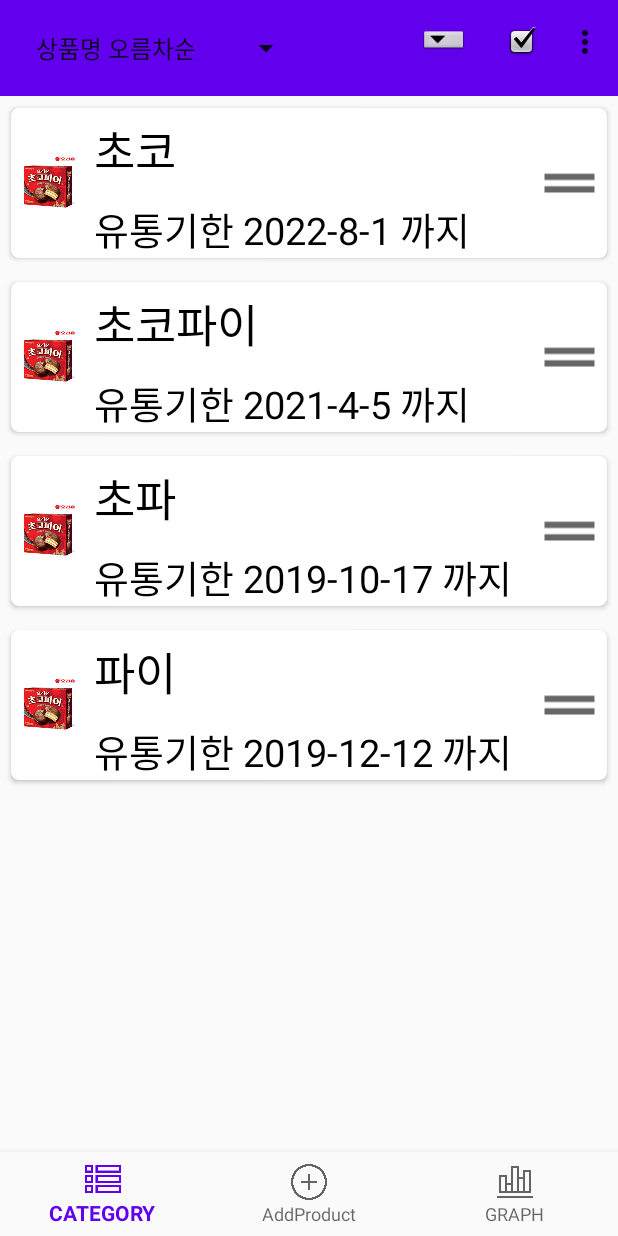
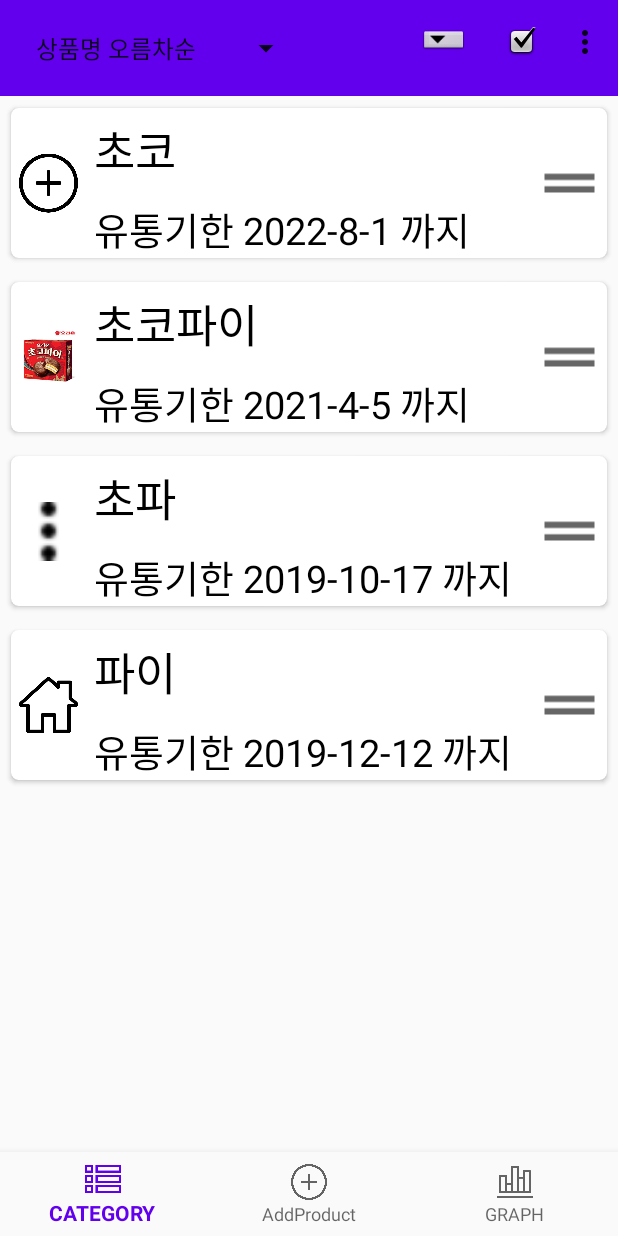
Before and after one commit to skyqnaqna/Capstone2020, an Android app: the screen it shows after launch (MainActivity), on a phone screen of 412 x 824 dp. Run offline under Robolectric (Android 15) with nearby library versions, the phone set to English and light mode, and no system bars.

```diff
--- a/app/build.gradle
+++ b/app/build.gradle
@@ -35,4 +35,5 @@ dependencies {
     androidTestImplementation 'androidx.test.ext:junit:1.1.1'
     androidTestImplementation 'androidx.test.espresso:espresso-core:3.2.0'
     implementation 'com.github.PhilJay:MPAndroidChart:v3.1.0'
+
 }
--- a/app/src/main/java/com/cs2020/capstone/MainAdapter.java
+++ b/app/src/main/java/com/cs2020/capstone/MainAdapter.java
@@ -59,6 +59,7 @@ public class MainAdapter extends RecyclerView.Adapter<MainAdapter.ViewHolder>
         {
             textView1.setText(item.getName());
             textView2.setText(String.format(Locale.KOREA, "유통기한 %d-%d-%d 까지", item.getYear(), item.getMonth(), item.getDay()));
+            imageView.setImageResource(item.image_src);
         }
     }
 
```
Also changed, not shown: app/src/main/java/com/cs2020/capstone/MainActivity.java (+5 -2 lines).
